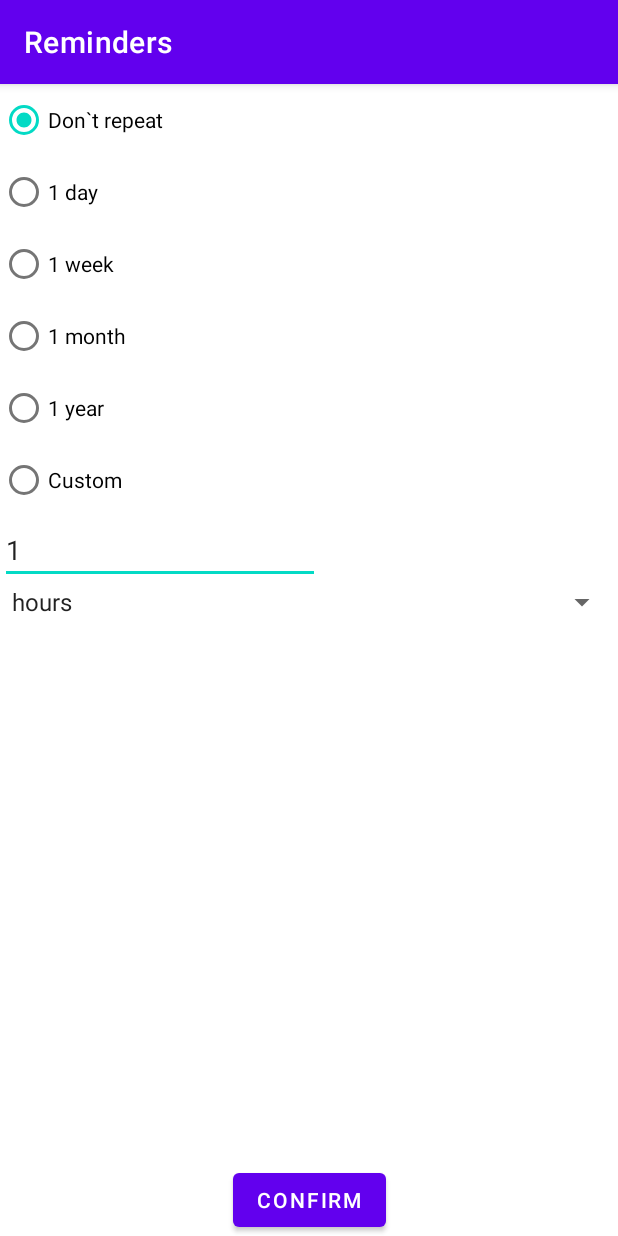
After one commit to ernest-czol/Reminders-App, an Android app: the RepeatingAlarmOptionActivity screen opened directly, with no data from a screen before it, on a phone screen of 412 x 824 dp. The commit adds this screen. Run offline under Robolectric (Android 15) with nearby library versions, the phone set to English and light mode, and no system bars.

Commit message:
Added repeating alarm (only choosing option)

```diff
--- a/app/src/main/AndroidManifest.xml
+++ b/app/src/main/AndroidManifest.xml
@@ -1,3 +1,4 @@
+<?xml version="1.0" encoding="utf-8"?>
 <manifest xmlns:android="http://schemas.android.com/apk/res/android"
     package="com.example.reminders">
 
@@ -11,7 +12,8 @@
         android:roundIcon="@mipmap/ic_launcher_round"
         android:supportsRtl="true"
         android:theme="@style/Theme.Reminders">
-        <activity android:name=".activity.PreAlarmOptionActivity"></activity>
+        <activity android:name=".activity.RepeatingAlarmOptionActivity"></activity>
+        <activity android:name=".activity.PreAlarmOptionActivity" />
         <activity
             android:name=".activity.MainActivity"
             android:launchMode="singleTop">
@@ -30,7 +32,7 @@
                 <category android:name="android.intent.category.DEFAULT" />
             </intent-filter>
         </receiver>
-        <receiver android:name=".receiver.NotificationReceiver"></receiver>
+        <receiver android:name=".receiver.NotificationReceiver" />
     </application>
 
 </manifest>
--- /dev/null
+++ b/app/src/main/java/com/example/reminders/activity/RepeatingAlarmOptionActivity.kt
@@ -0,0 +1,61 @@
+package com.example.reminders.activity
+
+import android.content.Intent
+import android.os.Bundle
+import android.view.View
+import android.widget.*
+import androidx.appcompat.app.AppCompatActivity
+import com.example.reminders.R
+import com.example.reminders.constants.ConstantsAlarm
+
+class RepeatingAlarmOptionActivity : AppCompatActivity(), AdapterView.OnItemSelectedListener {
+    private lateinit var radioGroup: RadioGroup
+    private lateinit var radioButton: RadioButton
+    private lateinit var textRepeatingAlarmOption: String
+
+    override fun onCreate(savedInstanceState: Bundle?) {
+        super.onCreate(savedInstanceState)
+        setContentView(R.layout.activity_repeating_alarm_option)
+
+        radioGroup = findViewById(R.id.radioGroupRepeatingAlarm)
+
+        val confirmButton = findViewById<Button>(R.id.confirmRepeatingAlarmButton)
+        confirmButton.setOnClickListener{
+            checkButton()
+        }
+
+        val spinner = findViewById<Spinner>(R.id.spinnerRepeatingAlarm)
+        val adapter : ArrayAdapter<CharSequence> = ArrayAdapter.createFromResource(this,
+            R.array.repeatingAlarmOptionIntervals,
+            android.R.layout.simple_spinner_item)
+        adapter.setDropDownViewResource(android.R.layout.simple_spinner_dropdown_item)
+        spinner.adapter = adapter
+        spinner.onItemSelectedListener = this
+    }
+
+    private fun checkButton() {
+        val radioButtonId = radioGroup.checkedRadioButtonId
+
+        radioButton = findViewById(radioButtonId)
+        var option = radioButton.text.toString()
+
+        if (radioButtonId == R.id.radioButtonCustom) {
+            val preAlertValueOption = findViewById<EditText>(R.id.editTextNumberRepeatingAlarmValue).text.toString()
+            option = "$preAlertValueOption $textRepeatingAlarmOption"
+        }
+
+        val resultIntent = Intent()
+        resultIntent.putExtra(ConstantsAlarm.REPEATING_ALARM_OPTION, option)
+
+        setResult(RESULT_OK, resultIntent)
+
+        finish()
+    }
+
+    override fun onItemSelected(parent: AdapterView<*>?, view: View?, position: Int, id: Long) {
+        textRepeatingAlarmOption = parent?.getItemAtPosition(position).toString()
+    }
+
+    override fun onNothingSelected(parent: AdapterView<*>?) {
+    }
+}
--- a/app/src/main/java/com/example/reminders/constants/ConstantsAlarm.kt
+++ b/app/src/main/java/com/example/reminders/constants/ConstantsAlarm.kt
@@ -8,5 +8,6 @@ object ConstantsAlarm {
     const val TIME_UNIT = "TIME_UNIT"
     const val TIME_UNIT_VALUE = "TIME_UNIT_VALUE"
     const val PRE_ALARM_OPTION = "PRE_ALARM_OPTION"
+    const val REPEATING_ALARM_OPTION = "REPEATING_ALARM_OPTION"
     const val NO_PRE_ALARM = "No pre alarm"
 }
--- a/app/src/main/java/com/example/reminders/constants/ConstantsRequestCode.kt
+++ b/app/src/main/java/com/example/reminders/constants/ConstantsRequestCode.kt
@@ -3,6 +3,8 @@ package com.example.reminders.constants
 object ConstantsRequestCode {
     const val REQUEST_CODE_SNOOZE = 8
     const val REQUEST_CODE_DONE = 9
+    const val REQUEST_CODE_PRE_ALARM = 6
+    const val REQUEST_CODE_REPEATING_ALARM = 7
 
     const val FRAGMENT_ADD_REMINDER = "FRAGMENT_ADD_REMINDER"
     const val FRAGMENT_UPDATE_REMINDER = "FRAGMENT_UPDATE_REMINDER"
--- a/app/src/main/java/com/example/reminders/constants/ConstantsTime.kt
+++ b/app/src/main/java/com/example/reminders/constants/ConstantsTime.kt
@@ -1,6 +1,9 @@
 package com.example.reminders.constants
 
 object ConstantsTime {
+    const val YEAR = "year"
+    const val MONTH = "month"
+    const val WEEK = "week"
     const val DAY = "day"
     const val HOUR = "hour"
     const val MINUTE = "minute"
--- /dev/null
+++ b/app/src/main/res/layout/activity_repeating_alarm_option.xml
@@ -0,0 +1,82 @@
+<?xml version="1.0" encoding="utf-8"?>
+<androidx.constraintlayout.widget.ConstraintLayout xmlns:android="http://schemas.android.com/apk/res/android"
+    xmlns:app="http://schemas.android.com/apk/res-auto"
+    xmlns:tools="http://schemas.android.com/tools"
+    android:layout_width="match_parent"
+    android:layout_height="match_parent"
+    tools:context=".activity.RepeatingAlarmOptionActivity">
+
+    <RadioGroup
+        android:id="@+id/radioGroupRepeatingAlarm"
+        android:layout_width="wrap_content"
+        android:layout_height="wrap_content"
+        app:layout_constraintStart_toStartOf="parent"
+        app:layout_constraintTop_toTopOf="parent">
+
+        <RadioButton
+            android:id="@+id/radioButtonNoRepeat"
+            android:layout_width="match_parent"
+            android:layout_height="wrap_content"
+            android:checked="true"
+            android:text="@string/repeating_alarm_default_option" />
+
+        <RadioButton
+            android:id="@+id/radioButtonEveryDay"
+            android:layout_width="match_parent"
+            android:layout_height="wrap_content"
+            android:text="1 day" />
+
+        <RadioButton
+            android:id="@+id/radioButtonEveryWeek"
+            android:layout_width="match_parent"
+            android:layout_height="wrap_content"
+            android:text="1 week" />
+
+        <RadioButton
+            android:id="@+id/radioButtonEveryMonth"
+            android:layout_width="match_parent"
+            android:layout_height="wrap_content"
+            android:text="1 month" />
+
+        <RadioButton
+            android:id="@+id/radioButtonEveryYear"
+            android:layout_width="match_parent"
+            android:layout_height="wrap_content"
+            android:text="1 year" />
+
+        <RadioButton
+            android:id="@+id/radioButtonCustom"
+            android:layout_width="match_parent"
+            android:layout_height="wrap_content"
+            android:text="Custom" />
+
+    </RadioGroup>
+
+    <EditText
+        android:id="@+id/editTextNumberRepeatingAlarmValue"
+        android:layout_width="wrap_content"
+        android:layout_height="wrap_content"
+        android:ems="10"
+        android:inputType="number"
+        android:text="1"
+        app:layout_constraintStart_toStartOf="parent"
+        app:layout_constraintTop_toBottomOf="@+id/radioGroupRepeatingAlarm" />
+
+    <Spinner
+        android:id="@+id/spinnerRepeatingAlarm"
+        android:layout_width="match_parent"
+        android:layout_height="wrap_content"
+        app:layout_constraintEnd_toEndOf="parent"
+        app:layout_constraintStart_toStartOf="parent"
+        app:layout_constraintTop_toBottomOf="@+id/editTextNumberRepeatingAlarmValue" />
+
+    <Button
+        android:id="@+id/confirmRepeatingAlarmButton"
+        android:layout_width="wrap_content"
+        android:layout_height="wrap_content"
+        android:text="Confirm"
+        app:layout_constraintBottom_toBottomOf="parent"
+        app:layout_constraintEnd_toEndOf="parent"
+        app:layout_constraintStart_toStartOf="parent" />
+
+</androidx.constraintlayout.widget.ConstraintLayout>
--- a/app/src/main/res/layout/fragment_edit_reminder.xml
+++ b/app/src/main/res/layout/fragment_edit_reminder.xml
@@ -27,6 +27,12 @@
         android:layout_width="match_parent"
         android:layout_height="wrap_content"
         android:text="Set Time" />
+
+    <TextView
+        android:id="@+id/repeatingAlarmText"
+        android:layout_width="match_parent"
+        android:layout_height="wrap_content"
+        android:text="Don`t repeat" />
 
     <LinearLayout
         android:id="@+id/rootPreAlarms"
--- a/app/src/main/res/values/strings.xml
+++ b/app/src/main/res/values/strings.xml
@@ -1,6 +1,7 @@
 <resources>
     <string name="app_name">Reminders</string>
     <string name="pre_alert_default_option">No pre-alert</string>
+    <string name="repeating_alarm_default_option">Don`t repeat</string>
 
     <string name="home_label">Home</string>
 
@@ -9,6 +10,15 @@
         <item>hours</item>
         <item>days</item>
     </string-array>
+
+    <string-array name="repeatingAlarmOptionIntervals">
+        <item>hours</item>
+        <item>days</item>
+        <item>weeks</item>
+        <item>months</item>
+        <item>years</item>
+    </string-array>
+
     <!-- TODO: Remove or change this placeholder text -->
     <string name="hello_blank_fragment">Hello blank fragment</string>
     <string name="title_activity_pre_alarm_option">PreAlarmOptionActivity</string>
```
Also changed, not shown: app/src/main/java/com/example/reminders/ui/AddReminderFragment.kt (+22 -2 lines).
